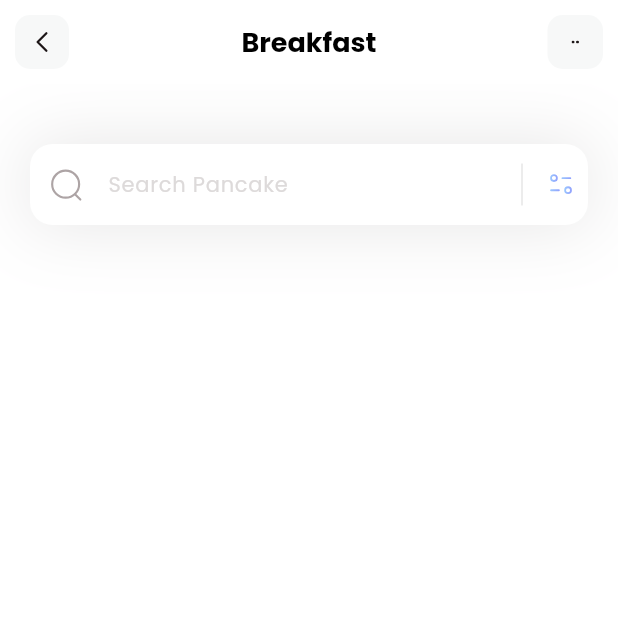
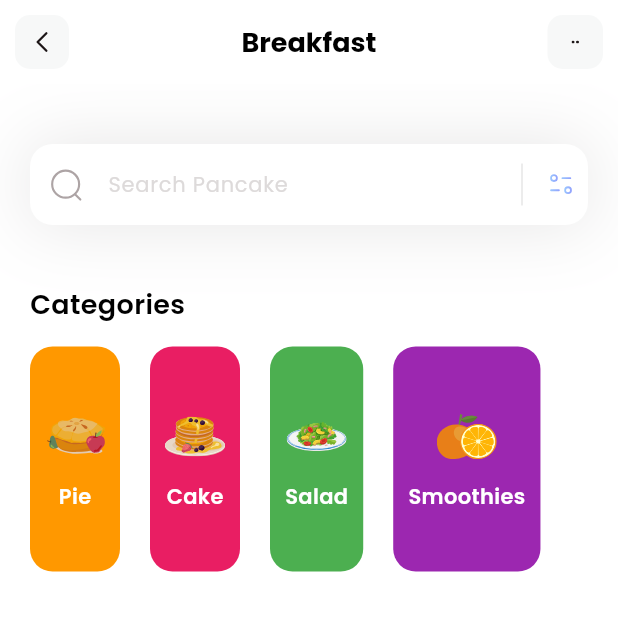
Before and after one commit to kalush666/fitness, a Flutter app: the screen it shows after launch, on a phone screen of 412 x 824 dp, the top half of it. Run offline on Flutter 3.47's test engine with Material 3 defaults, Android fonts, the phone set to English and light mode, and no system bars; our stand-ins replace flutter_svg.

Commit message:
implemented category model

```diff
--- /dev/null
+++ b/lib/models/category_model.dart
@@ -0,0 +1,40 @@
+import 'package:flutter/material.dart';
+
+class CategoryModel {
+  String name;
+  String iconPath;
+  Color boxColor;
+
+  CategoryModel({
+    required this.name,
+    required this.iconPath,
+    required this.boxColor,
+  });
+
+  static List<CategoryModel> getCategories() {
+    List<CategoryModel> categories = [
+      CategoryModel(
+        name: 'Pie',
+        iconPath: 'assets/icons/pie.svg',
+        boxColor: Colors.orange,
+      ),
+      CategoryModel(
+        name: 'Cake',
+        iconPath: 'assets/icons/pancakes.svg',
+        boxColor: Colors.pink,
+      ),
+      CategoryModel(
+        name: 'Salad',
+        iconPath: 'assets/icons/plate.svg',
+        boxColor: Colors.green,
+      ),
+      CategoryModel(
+        name: 'Smoothies',
+        iconPath: 'assets/icons/orange-snacks.svg',
+        boxColor: Colors.purple,
+      ),
+    ];
+
+    return categories;
+  }
+}
--- a/lib/pages/home.dart
+++ b/lib/pages/home.dart
@@ -1,15 +1,89 @@
+import 'package:fitness/models/category_model.dart';
 import 'package:flutter/material.dart';
 import 'package:flutter_svg/flutter_svg.dart';
 
-class HomePage extends StatelessWidget {
-  const HomePage({super.key});
+class HomePage extends StatefulWidget {
+  HomePage({super.key});
+
+  @override
+  _HomePageState createState() => _HomePageState();
+}
+
+class _HomePageState extends State<HomePage> {
+  List<CategoryModel> Listcategories = [];
+
+  void _getCategories() {
+    Listcategories = CategoryModel.getCategories();
+  }
+
+  @override
+  void initState() {
+    super.initState();
+    _getCategories();
+  }
 
   @override
   Widget build(BuildContext context) {
     return Scaffold(
       appBar: appBar(),
       backgroundColor: Colors.white,
-      body: searchBar(),
+      body: Column(
+        crossAxisAlignment: CrossAxisAlignment.start,
+        children: [searchBar(), SizedBox(height: 40), categories()],
+      ),
+    );
+  }
+
+  AppBar appBar() {
+    return AppBar(
+      title: Text(
+        "Breakfast",
+        style: TextStyle(
+          color: Colors.black,
+          fontSize: 18,
+          fontWeight: FontWeight.bold,
+        ),
+      ),
+      backgroundColor: Colors.white,
+      elevation: 0.0,
+      centerTitle: true,
+      leading: appBarLeading(),
+      actions: [appBarAction()],
+    );
+  }
+
+  Widget appBarLeading() {
+    return GestureDetector(
+      onTap: () {},
+      child: Container(
+        margin: EdgeInsets.all(10),
+        alignment: Alignment.center,
+        decoration: BoxDecoration(
+          color: Color(0xffF7F8F8),
+          borderRadius: BorderRadius.circular(10),
+        ),
+        child: SvgPicture.asset(
+          'assets/icons/Arrow - Left 2.svg',
+          height: 20,
+          width: 20,
+        ),
+      ),
+    );
+  }
+
+  Widget appBarAction() {
+    return GestureDetector(
+      onTap: () {},
+      child: Container(
+        margin: EdgeInsets.all(10),
+        alignment: Alignment.center,
+        width: 37,
+        decoration: BoxDecoration(
+          color: Color(0xffF7F8F8),
+          borderRadius: BorderRadius.circular(10),
+        ),
+        child: SvgPicture.asset('assets/icons/dots.svg', height: 5, width: 5),
+      ),
     );
   }
 
@@ -69,55 +143,59 @@ class HomePage extends StatelessWidget {
     );
   }
 
-  AppBar appBar() {
-    return AppBar(
-      title: Text(
-        "Breakfast",
+  Column categories() {
+    return Column(
+      crossAxisAlignment: CrossAxisAlignment.start,
+      children: [
+        Padding(
+          padding: const EdgeInsets.only(left: 20),
+          child: Text(
+            'Categories',
             style: TextStyle(
               color: Colors.black,
               fontSize: 18,
-          fontWeight: FontWeight.bold,
+              fontWeight: FontWeight.w600,
             ),
           ),
-      backgroundColor: Colors.white,
-      elevation: 0.0,
-      centerTitle: true,
-      leading: appBarLeading(),
-      actions: [appBarAction()],
+        ),
+        SizedBox(height: 15),
+        categoriesList(),
+      ],
     );
   }
 
-  Widget appBarLeading() {
-    return GestureDetector(
-      onTap: () {},
-      child: Container(
-        margin: EdgeInsets.all(10),
-        alignment: Alignment.center,
+  Container categoriesList() {
+    return Container(
+      height: 150,
+      child: ListView.builder(
+        scrollDirection: Axis.horizontal,
+        itemCount: Listcategories.length,
+        itemBuilder: (context, index) {
+          final category = Listcategories[index];
+          return Container(
+            margin: EdgeInsets.only(left: 20),
+            padding: EdgeInsets.all(10),
             decoration: BoxDecoration(
-          color: Color(0xffF7F8F8),
-          borderRadius: BorderRadius.circular(10),
+              color: category.boxColor,
+              borderRadius: BorderRadius.circular(15),
             ),
-        child: SvgPicture.asset(
-          'assets/icons/Arrow - Left 2.svg',
-          height: 20,
-          width: 20,
+            child: Column(
+              mainAxisAlignment: MainAxisAlignment.center,
+              children: [
+                SvgPicture.asset(category.iconPath, height: 40, width: 40),
+                SizedBox(height: 10),
+                Text(
+                  category.name,
+                  style: TextStyle(
+                    color: Colors.white,
+                    fontSize: 14,
+                    fontWeight: FontWeight.w600,
                   ),
                 ),
+              ],
+            ),
           );
-  }
-
-  Widget appBarAction() {
-    return GestureDetector(
-      onTap: () {},
-      child: Container(
-        margin: EdgeInsets.all(10),
-        alignment: Alignment.center,
-        width: 37,
-        decoration: BoxDecoration(
-          color: Color(0xffF7F8F8),
-          borderRadius: BorderRadius.circular(10),
-        ),
-        child: SvgPicture.asset('assets/icons/dots.svg', height: 5, width: 5),
+        },
       ),
     );
   }
```
Lines whose indentation alone changed are shown as unchanged.
